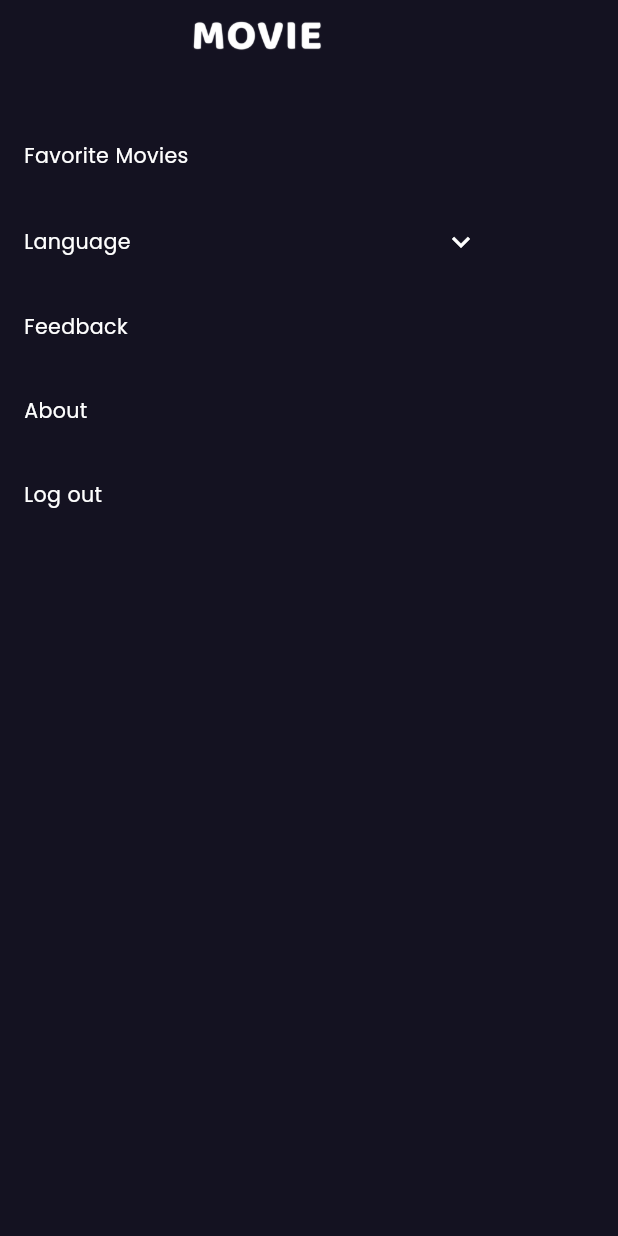
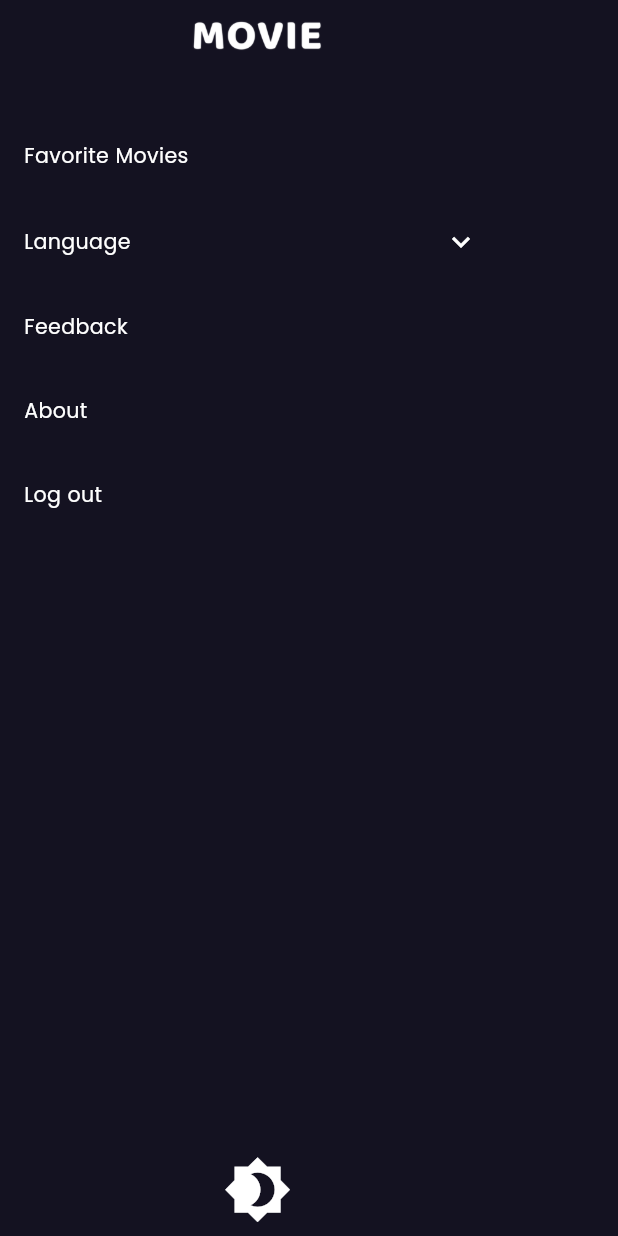
Before and after one commit to esam12/Movie_Flutter_APP, a Flutter app: the MNavigationDrawer widget shown alone on an empty page, opened directly, on a phone screen of 412 x 824 dp. Run offline on Flutter 3.47's test engine with Material 3 defaults, Android fonts, the phone set to English and light mode, and no system bars; our stand-ins replace bloc, cached_network_image, dartz, equatable, flutter_bloc, flutter_screenutil and 6 more; missing offline and left inert: wiredash; accounts and stored records are empty.

Commit message:
Add ThemeCubit for theme management
Integrate ThemeCubit to manage app theme preferences. Update `get_it.dart` to register ThemeCubit, modify `movie_app.dart` to use ThemeCubit for dynamic theme switching, and add a theme toggle button in `navigation_drawer.dart`. Also, update `logo.dart` to change logo color based on the current theme.

```diff
--- a/lib/presentation/journeys/drawer/navigation_drawer.dart
+++ b/lib/presentation/journeys/drawer/navigation_drawer.dart
@@ -8,9 +8,11 @@ import 'package:movieapp/common/constants/translation_constants.dart';
 import 'package:movieapp/common/extensions/string_extensions.dart';
 import 'package:movieapp/presentation/blocs/language/language_bloc.dart';
 import 'package:movieapp/presentation/blocs/login/login_bloc.dart';
+import 'package:movieapp/presentation/blocs/theme/theme/theme_cubit.dart';
 import 'package:movieapp/presentation/journeys/drawer/navigation_expanded_list_item.dart';
 import 'package:movieapp/presentation/journeys/drawer/navigation_list_item.dart';
 import 'package:movieapp/presentation/journeys/favorite/favorite_screen.dart';
+import 'package:movieapp/presentation/themes/app_color.dart';
 import 'package:movieapp/presentation/widgets/app_dialog.dart';
 import 'package:movieapp/presentation/widgets/logo.dart';
 import 'package:wiredash/wiredash.dart';
@@ -93,6 +95,24 @@ class MNavigationDrawer extends StatelessWidget {
                 },
               ),
             ),
+            const Spacer(),
+            BlocBuilder<ThemeCubit, Themes>(builder: (context, theme) {
+              return Align(
+                alignment: Alignment.center,
+                child: IconButton(
+                  onPressed: () => context.read<ThemeCubit>().toggleTheme(),
+                  icon: Icon(
+                    theme == Themes.dark
+                        ? Icons.brightness_4_sharp
+                        : Icons.brightness_7_sharp,
+                    color: context.read<ThemeCubit>().state == Themes.dark
+                        ? Colors.white
+                        : AppColor.vulcan,
+                    size: Sizes.dimen_40.w,
+                  ),
+                ),
+              );
+            }),
           ],
         ),
       ),
--- a/lib/presentation/widgets/logo.dart
+++ b/lib/presentation/widgets/logo.dart
@@ -1,5 +1,8 @@
 import 'package:flutter/material.dart';
 import 'package:flutter_screenutil/flutter_screenutil.dart';
+import 'package:movieapp/presentation/blocs/theme/theme/theme_cubit.dart';
+import 'package:movieapp/presentation/themes/app_color.dart';
+import 'package:flutter_bloc/flutter_bloc.dart';
 
 class Logo extends StatelessWidget {
   const Logo({super.key, required this.height})
@@ -9,6 +12,10 @@ class Logo extends StatelessWidget {
   @override
   Widget build(BuildContext context) {
     return Image.asset('assets/pngs/logo.png',
-        color: Colors.white, height: height.h, fit: BoxFit.fitHeight);
+        color: context.read<ThemeCubit>().state == Themes.dark
+            ? Colors.white
+            : AppColor.vulcan,
+        height: height.h,
+        fit: BoxFit.fitHeight);
   }
 }
```
Also changed, not shown: lib/di/get_it.dart (+8 -0 lines), lib/movie_app.dart (+56 -5 lines).
